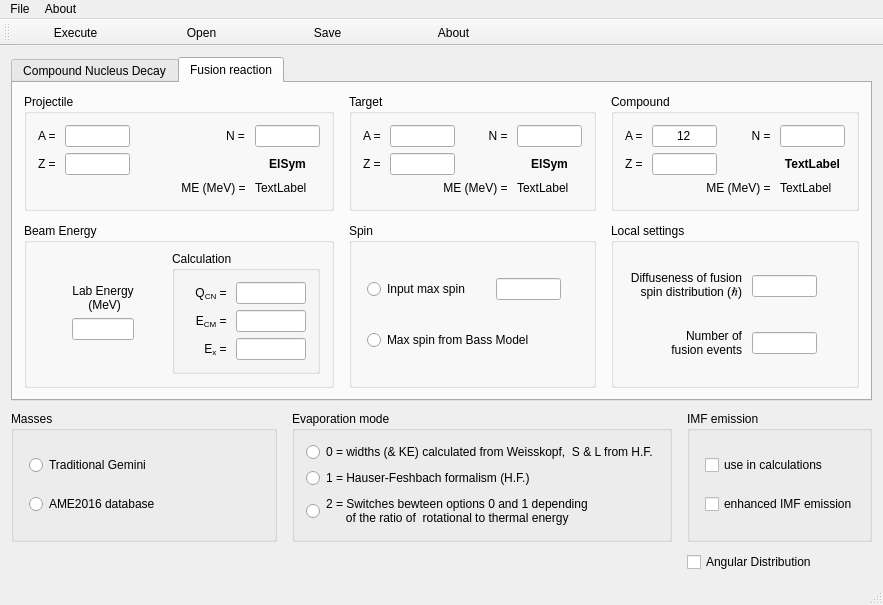
Qt form g_Gemini/windows/gm_mainwindow.ui (LISEcute/GeminiGui) before a commit.
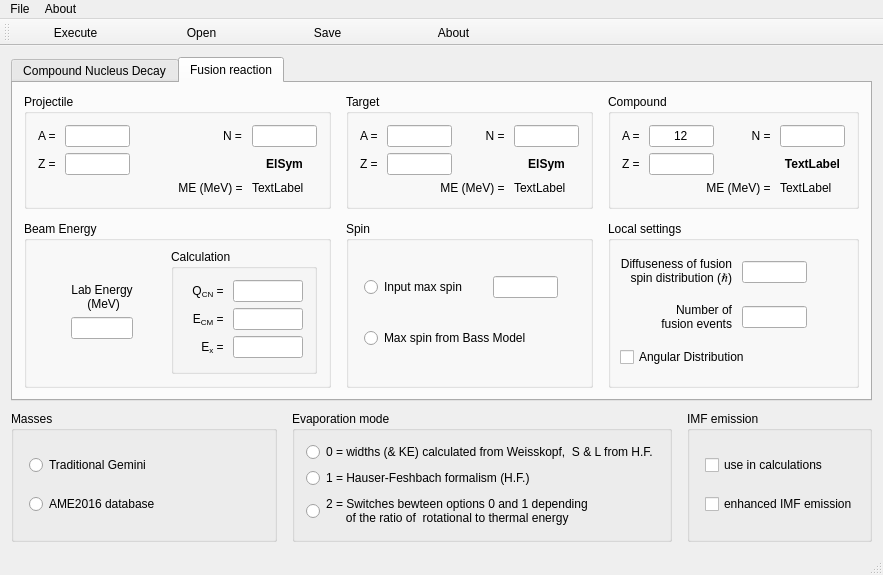
The same form after that commit. Icons and pictures are not drawn.

```diff
--- a/g_Gemini/windows/gm_mainwindow.ui
+++ b/g_Gemini/windows/gm_mainwindow.ui
@@ -7,7 +7,7 @@
     <x>0</x>
     <y>0</y>
     <width>883</width>
-    <height>566</height>
+    <height>571</height>
    </rect>
   </property>
   <property name="minimumSize">
@@ -495,376 +495,13 @@
        <attribute name="title">
         <string>Fusion reaction</string>
        </attribute>
-       <layout class="QGridLayout" name="gridLayout_13" rowstretch="1,1" columnstretch="5,4,4">
+       <layout class="QGridLayout" name="gridLayout_13" rowstretch="1,0,0" columnstretch="5,0,0">
         <property name="horizontalSpacing">
          <number>15</number>
         </property>
         <property name="verticalSpacing">
          <number>12</number>
         </property>
-        <item row="0" column="0">
-         <widget class="QGroupBox" name="groupBox_2">
-          <property name="sizePolicy">
-           <sizepolicy hsizetype="Preferred" vsizetype="Preferred">
-            <horstretch>0</horstretch>
-            <verstretch>0</verstretch>
-           </sizepolicy>
-          </property>
-          <property name="title">
-           <string>Projectile</string>
-          </property>
-          <layout class="QGridLayout" name="gridLayout_6">
-           <property name="topMargin">
-            <number>11</number>
-           </property>
-           <item row="2" column="1" colspan="3">
-            <widget class="QLabel" name="label_17">
-             <property name="sizePolicy">
-              <sizepolicy hsizetype="Preferred" vsizetype="Fixed">
-               <horstretch>0</horstretch>
-               <verstretch>0</verstretch>
-              </sizepolicy>
-             </property>
-             <property name="layoutDirection">
-              <enum>Qt::LeftToRight</enum>
-             </property>
-             <property name="text">
-              <string>ME (MeV) = </string>
-             </property>
-             <property name="alignment">
-              <set>Qt::AlignRight|Qt::AlignTrailing|Qt::AlignVCenter</set>
-             </property>
-            </widget>
-           </item>
-           <item row="0" column="3">
-            <widget class="QLabel" name="label_9">
-             <property name="text">
-              <string>N = </string>
-             </property>
-             <property name="buddy">
-              <cstring>edit_NP</cstring>
-             </property>
-            </widget>
-           </item>
-           <item row="0" column="4">
-            <widget class="QLineEdit" name="edit_NP">
-             <property name="enabled">
-              <bool>true</bool>
-             </property>
-             <property name="sizePolicy">
-              <sizepolicy hsizetype="Preferred" vsizetype="Fixed">
-               <horstretch>0</horstretch>
-               <verstretch>0</verstretch>
-              </sizepolicy>
-             </property>
-             <property name="maximumSize">
-              <size>
-               <width>65</width>
-               <height>16777215</height>
-              </size>
-             </property>
-             <property name="alignment">
-              <set>Qt::AlignCenter</set>
-             </property>
-             <property name="readOnly">
-              <bool>true</bool>
-             </property>
-            </widget>
-           </item>
-           <item row="1" column="4">
-            <widget class="QLabel" name="sym_P">
-             <property name="font">
-              <font>
-               <family>Arial</family>
-               <pointsize>9</pointsize>
-               <bold>true</bold>
-               <stylestrategy>PreferDefault</stylestrategy>
-              </font>
-             </property>
-             <property name="text">
-              <string>ElSym</string>
-             </property>
-             <property name="alignment">
-              <set>Qt::AlignCenter</set>
-             </property>
-            </widget>
-           </item>
-           <item row="2" column="4">
-            <widget class="QLabel" name="ME_P">
-             <property name="sizePolicy">
-              <sizepolicy hsizetype="Preferred" vsizetype="Fixed">
-               <horstretch>0</horstretch>
-               <verstretch>0</verstretch>
-              </sizepolicy>
-             </property>
-             <property name="text">
-              <string>TextLabel</string>
-             </property>
-            </widget>
-           </item>
-           <item row="0" column="2">
-            <spacer name="horizontalSpacer_5">
-             <property name="orientation">
-              <enum>Qt::Horizontal</enum>
-             </property>
-             <property name="sizeHint" stdset="0">
-              <size>
-               <width>5</width>
-               <height>20</height>
-              </size>
-             </property>
-            </spacer>
-           </item>
-           <item row="0" column="0">
-            <widget class="QLabel" name="label_7">
-             <property name="text">
-              <string>A = </string>
-             </property>
-             <property name="alignment">
-              <set>Qt::AlignRight|Qt::AlignTrailing|Qt::AlignVCenter</set>
-             </property>
-             <property name="buddy">
-              <cstring>edit_AP</cstring>
-             </property>
-            </widget>
-           </item>
-           <item row="1" column="1">
-            <widget class="QLineEdit" name="edit_ZP">
-             <property name="sizePolicy">
-              <sizepolicy hsizetype="Preferred" vsizetype="Fixed">
-               <horstretch>0</horstretch>
-               <verstretch>0</verstretch>
-              </sizepolicy>
-             </property>
-             <property name="maximumSize">
-              <size>
-               <width>65</width>
-               <height>16777215</height>
-              </size>
-             </property>
-             <property name="alignment">
-              <set>Qt::AlignCenter</set>
-             </property>
-            </widget>
-           </item>
-           <item row="0" column="1">
-            <widget class="QLineEdit" name="edit_AP">
-             <property name="sizePolicy">
-              <sizepolicy hsizetype="Preferred" vsizetype="Fixed">
-               <horstretch>0</horstretch>
-               <verstretch>0</verstretch>
-              </sizepolicy>
-             </property>
-             <property name="maximumSize">
-              <size>
-               <width>65</width>
-               <height>16777215</height>
-              </size>
-             </property>
-             <property name="alignment">
-              <set>Qt::AlignCenter</set>
-             </property>
-            </widget>
-           </item>
-           <item row="1" column="0">
-            <widget class="QLabel" name="label_8">
-             <property name="text">
-              <string>Z = </string>
-             </property>
-             <property name="alignment">
-              <set>Qt::AlignRight|Qt::AlignTrailing|Qt::AlignVCenter</set>
-             </property>
-             <property name="buddy">
-              <cstring>edit_ZP</cstring>
-             </property>
-            </widget>
-           </item>
-          </layout>
-         </widget>
-        </item>
-        <item row="0" column="1">
-         <widget class="QGroupBox" name="groupBox_3">
-          <property name="sizePolicy">
-           <sizepolicy hsizetype="Preferred" vsizetype="Preferred">
-            <horstretch>0</horstretch>
-            <verstretch>0</verstretch>
-           </sizepolicy>
-          </property>
-          <property name="title">
-           <string>Target</string>
-          </property>
-          <layout class="QGridLayout" name="gridLayout_4" columnstretch="0,0,0,0,0">
-           <property name="topMargin">
-            <number>11</number>
-           </property>
-           <item row="0" column="4">
-            <widget class="QLineEdit" name="edit_NT">
-             <property name="enabled">
-              <bool>true</bool>
-             </property>
-             <property name="sizePolicy">
-              <sizepolicy hsizetype="Preferred" vsizetype="Fixed">
-               <horstretch>0</horstretch>
-               <verstretch>0</verstretch>
-              </sizepolicy>
-             </property>
-             <property name="maximumSize">
-              <size>
-               <width>65</width>
-               <height>16777215</height>
-              </size>
-             </property>
-             <property name="alignment">
-              <set>Qt::AlignCenter</set>
-             </property>
-             <property name="readOnly">
-              <bool>true</bool>
-             </property>
-            </widget>
-           </item>
-           <item row="1" column="4">
-            <widget class="QLabel" name="sym_T">
-             <property name="font">
-              <font>
-               <family>Arial</family>
-               <pointsize>9</pointsize>
-               <bold>true</bold>
-               <stylestrategy>PreferDefault</stylestrategy>
-              </font>
-             </property>
-             <property name="text">
-              <string>ElSym</string>
-             </property>
-             <property name="alignment">
-              <set>Qt::AlignCenter</set>
-             </property>
-            </widget>
-           </item>
-           <item row="0" column="0">
-            <widget class="QLabel" name="label_11">
-             <property name="text">
-              <string>A = </string>
-             </property>
-             <property name="alignment">
-              <set>Qt::AlignRight|Qt::AlignTrailing|Qt::AlignVCenter</set>
-             </property>
-             <property name="buddy">
-              <cstring>edit_AT</cstring>
-             </property>
-            </widget>
-           </item>
-           <item row="0" column="1">
-            <widget class="QLineEdit" name="edit_AT">
-             <property name="sizePolicy">
-              <sizepolicy hsizetype="Preferred" vsizetype="Fixed">
-               <horstretch>0</horstretch>
-               <verstretch>0</verstretch>
-              </sizepolicy>
-             </property>
-             <property name="maximumSize">
-              <size>
-               <width>65</width>
-               <height>16777215</height>
-              </size>
-             </property>
-             <property name="alignment">
-              <set>Qt::AlignCenter</set>
-             </property>
-            </widget>
-           </item>
-           <item row="1" column="1">
-            <widget class="QLineEdit" name="edit_ZT">
-             <property name="sizePolicy">
-              <sizepolicy hsizetype="Preferred" vsizetype="Fixed">
-               <horstretch>0</horstretch>
-               <verstretch>0</verstretch>
-              </sizepolicy>
-             </property>
-             <property name="maximumSize">
-              <size>
-               <width>65</width>
-               <height>16777215</height>
-              </size>
-             </property>
-             <property name="alignment">
-              <set>Qt::AlignCenter</set>
-             </property>
-            </widget>
-           </item>
-           <item row="0" column="3">
-            <widget class="QLabel" name="label_14">
-             <property name="text">
-              <string>N = </string>
-             </property>
-             <property name="alignment">
-              <set>Qt::AlignRight|Qt::AlignTrailing|Qt::AlignVCenter</set>
-             </property>
-             <property name="buddy">
-              <cstring>edit_NT</cstring>
-             </property>
-            </widget>
-           </item>
-           <item row="1" column="0">
-            <widget class="QLabel" name="label_12">
-             <property name="text">
-              <string>Z = </string>
-             </property>
-             <property name="alignment">
-              <set>Qt::AlignRight|Qt::AlignTrailing|Qt::AlignVCenter</set>
-             </property>
-             <property name="buddy">
-              <cstring>edit_ZT</cstring>
-             </property>
-            </widget>
-           </item>
-           <item row="0" column="2">
-            <spacer name="horizontalSpacer_6">
-             <property name="orientation">
-              <enum>Qt::Horizontal</enum>
-             </property>
-             <property name="sizeType">
-              <enum>QSizePolicy::Expanding</enum>
-             </property>
-             <property name="sizeHint" stdset="0">
-              <size>
-               <width>5</width>
-               <height>20</height>
-              </size>
-             </property>
-            </spacer>
-           </item>
-           <item row="2" column="4">
-            <widget class="QLabel" name="ME_T">
-             <property name="sizePolicy">
-              <sizepolicy hsizetype="Preferred" vsizetype="Fixed">
-               <horstretch>0</horstretch>
-               <verstretch>0</verstretch>
-              </sizepolicy>
-             </property>
-             <property name="text">
-              <string>TextLabel</string>
-             </property>
-            </widget>
-           </item>
-           <item row="2" column="1" colspan="3">
-            <widget class="QLabel" name="label_18">
-             <property name="sizePolicy">
-              <sizepolicy hsizetype="Preferred" vsizetype="Fixed">
-               <horstretch>0</horstretch>
-               <verstretch>0</verstretch>
-              </sizepolicy>
-             </property>
-             <property name="text">
-              <string>ME (MeV) = </string>
-             </property>
-             <property name="alignment">
-              <set>Qt::AlignRight|Qt::AlignTrailing|Qt::AlignVCenter</set>
-             </property>
-            </widget>
-           </item>
-          </layout>
-         </widget>
-        </item>
         <item row="0" column="2">
          <widget class="QGroupBox" name="groupBox_6">
           <property name="title">
@@ -1346,6 +983,186 @@
           </layout>
          </widget>
         </item>
+        <item row="0" column="0">
+         <widget class="QGroupBox" name="groupBox_2">
+          <property name="sizePolicy">
+           <sizepolicy hsizetype="Preferred" vsizetype="Preferred">
+            <horstretch>0</horstretch>
+            <verstretch>0</verstretch>
+           </sizepolicy>
+          </property>
+          <property name="title">
+           <string>Projectile</string>
+          </property>
+          <layout class="QGridLayout" name="gridLayout_6">
+           <property name="topMargin">
+            <number>11</number>
+           </property>
+           <item row="2" column="1" colspan="3">
+            <widget class="QLabel" name="label_17">
+             <property name="sizePolicy">
+              <sizepolicy hsizetype="Preferred" vsizetype="Fixed">
+               <horstretch>0</horstretch>
+               <verstretch>0</verstretch>
+              </sizepolicy>
+             </property>
+             <property name="layoutDirection">
+              <enum>Qt::LeftToRight</enum>
+             </property>
+             <property name="text">
+              <string>ME (MeV) = </string>
+             </property>
+             <property name="alignment">
+              <set>Qt::AlignRight|Qt::AlignTrailing|Qt::AlignVCenter</set>
+             </property>
+            </widget>
+           </item>
+           <item row="0" column="3">
+            <widget class="QLabel" name="label_9">
+             <property name="text">
+              <string>N = </string>
+             </property>
+             <property name="buddy">
+              <cstring>edit_NP</cstring>
+             </property>
+            </widget>
+           </item>
+           <item row="0" column="4">
+            <widget class="QLineEdit" name="edit_NP">
+             <property name="enabled">
+              <bool>true</bool>
+             </property>
+             <property name="sizePolicy">
+              <sizepolicy hsizetype="Preferred" vsizetype="Fixed">
+               <horstretch>0</horstretch>
+               <verstretch>0</verstretch>
+              </sizepolicy>
+             </property>
+             <property name="maximumSize">
+              <size>
+               <width>65</width>
+               <height>16777215</height>
+              </size>
+             </property>
+             <property name="alignment">
+              <set>Qt::AlignCenter</set>
+             </property>
+             <property name="readOnly">
+              <bool>true</bool>
+             </property>
+            </widget>
+           </item>
+           <item row="1" column="4">
+            <widget class="QLabel" name="sym_P">
+             <property name="font">
+              <font>
+               <family>Arial</family>
+               <pointsize>9</pointsize>
+               <bold>true</bold>
+               <stylestrategy>PreferDefault</stylestrategy>
+              </font>
+             </property>
+             <property name="text">
+              <string>ElSym</string>
+             </property>
+             <property name="alignment">
+              <set>Qt::AlignCenter</set>
+             </property>
+            </widget>
+           </item>
+           <item row="2" column="4">
+            <widget class="QLabel" name="ME_P">
+             <property name="sizePolicy">
+              <sizepolicy hsizetype="Preferred" vsizetype="Fixed">
+               <horstretch>0</horstretch>
+               <verstretch>0</verstretch>
+              </sizepolicy>
+             </property>
+             <property name="text">
+              <string>TextLabel</string>
+             </property>
+            </widget>
+           </item>
+           <item row="0" column="2">
+            <spacer name="horizontalSpacer_5">
+             <property name="orientation">
+              <enum>Qt::Horizontal</enum>
+             </property>
+             <property name="sizeHint" stdset="0">
+              <size>
+               <width>5</width>
+               <height>20</height>
+              </size>
+             </property>
+            </spacer>
+           </item>
+           <item row="0" column="0">
+            <widget class="QLabel" name="label_7">
+             <property name="text">
+              <string>A = </string>
+             </property>
+             <property name="alignment">
+              <set>Qt::AlignRight|Qt::AlignTrailing|Qt::AlignVCenter</set>
+             </property>
+             <property name="buddy">
+              <cstring>edit_AP</cstring>
+             </property>
+            </widget>
+           </item>
+           <item row="1" column="1">
+            <widget class="QLineEdit" name="edit_ZP">
+             <property name="sizePolicy">
+              <sizepolicy hsizetype="Preferred" vsizetype="Fixed">
+               <horstretch>0</horstretch>
+               <verstretch>0</verstretch>
+              </sizepolicy>
+             </property>
+             <property name="maximumSize">
+              <size>
+               <width>65</width>
+               <height>16777215</height>
+              </size>
+             </property>
+             <property name="alignment">
+              <set>Qt::AlignCenter</set>
+             </property>
+            </widget>
+           </item>
+           <item row="0" column="1">
+            <widget class="QLineEdit" name="edit_AP">
+             <property name="sizePolicy">
+              <sizepolicy hsizetype="Preferred" vsizetype="Fixed">
+               <horstretch>0</horstretch>
+               <verstretch>0</verstretch>
+              </sizepolicy>
+             </property>
+             <property name="maximumSize">
+              <size>
+               <width>65</width>
+               <height>16777215</height>
+              </size>
+             </property>
+             <property name="alignment">
+              <set>Qt::AlignCenter</set>
+             </property>
+            </widget>
+           </item>
+           <item row="1" column="0">
+            <widget class="QLabel" name="label_8">
+             <property name="text">
+              <string>Z = </string>
+             </property>
+             <property name="alignment">
+              <set>Qt::AlignRight|Qt::AlignTrailing|Qt::AlignVCenter</set>
+             </property>
+             <property name="buddy">
+              <cstring>edit_ZP</cstring>
+             </property>
+            </widget>
+           </item>
+          </layout>
+         </widget>
+        </item>
         <item row="1" column="1">
          <widget class="QGroupBox" name="groupBox_4">
           <property name="title">
@@ -1419,12 +1236,195 @@
           </layout>
          </widget>
         </item>
+        <item row="0" column="1">
+         <widget class="QGroupBox" name="groupBox_3">
+          <property name="sizePolicy">
+           <sizepolicy hsizetype="Preferred" vsizetype="Preferred">
+            <horstretch>0</horstretch>
+            <verstretch>0</verstretch>
+           </sizepolicy>
+          </property>
+          <property name="title">
+           <string>Target</string>
+          </property>
+          <layout class="QGridLayout" name="gridLayout_4" columnstretch="0,0,0,0,0">
+           <property name="topMargin">
+            <number>11</number>
+           </property>
+           <item row="0" column="4">
+            <widget class="QLineEdit" name="edit_NT">
+             <property name="enabled">
+              <bool>true</bool>
+             </property>
+             <property name="sizePolicy">
+              <sizepolicy hsizetype="Preferred" vsizetype="Fixed">
+               <horstretch>0</horstretch>
+               <verstretch>0</verstretch>
+              </sizepolicy>
+             </property>
+             <property name="maximumSize">
+              <size>
+               <width>65</width>
+               <height>16777215</height>
+              </size>
+             </property>
+             <property name="alignment">
+              <set>Qt::AlignCenter</set>
+             </property>
+             <property name="readOnly">
+              <bool>true</bool>
+             </property>
+            </widget>
+           </item>
+           <item row="1" column="4">
+            <widget class="QLabel" name="sym_T">
+             <property name="font">
+              <font>
+               <family>Arial</family>
+               <pointsize>9</pointsize>
+               <bold>true</bold>
+               <stylestrategy>PreferDefault</stylestrategy>
+              </font>
+             </property>
+             <property name="text">
+              <string>ElSym</string>
+             </property>
+             <property name="alignment">
+              <set>Qt::AlignCenter</set>
+             </property>
+            </widget>
+           </item>
+           <item row="0" column="0">
+            <widget class="QLabel" name="label_11">
+             <property name="text">
+              <string>A = </string>
+             </property>
+             <property name="alignment">
+              <set>Qt::AlignRight|Qt::AlignTrailing|Qt::AlignVCenter</set>
+             </property>
+             <property name="buddy">
+              <cstring>edit_AT</cstring>
+             </property>
+            </widget>
+           </item>
+           <item row="0" column="1">
+            <widget class="QLineEdit" name="edit_AT">
+             <property name="sizePolicy">
+              <sizepolicy hsizetype="Preferred" vsizetype="Fixed">
+               <horstretch>0</horstretch>
+               <verstretch>0</verstretch>
+              </sizepolicy>
+             </property>
+             <property name="maximumSize">
+              <size>
+               <width>65</width>
+               <height>16777215</height>
+              </size>
+             </property>
+             <property name="alignment">
+              <set>Qt::AlignCenter</set>
+             </property>
+            </widget>
+           </item>
+           <item row="1" column="1">
+            <widget class="QLineEdit" name="edit_ZT">
+             <property name="sizePolicy">
+              <sizepolicy hsizetype="Preferred" vsizetype="Fixed">
+               <horstretch>0</horstretch>
+               <verstretch>0</verstretch>
+              </sizepolicy>
+             </property>
+             <property name="maximumSize">
+              <size>
+               <width>65</width>
+               <height>16777215</height>
+              </size>
+             </property>
+             <property name="alignment">
+              <set>Qt::AlignCenter</set>
+             </property>
+            </widget>
+           </item>
+           <item row="0" column="3">
+            <widget class="QLabel" name="label_14">
+             <property name="text">
+              <string>N = </string>
+             </property>
+             <property name="alignment">
+              <set>Qt::AlignRight|Qt::AlignTrailing|Qt::AlignVCenter</set>
+             </property>
+             <property name="buddy">
+              <cstring>edit_NT</cstring>
+             </property>
+            </widget>
+           </item>
+           <item row="1" column="0">
+            <widget class="QLabel" name="label_12">
+             <property name="text">
+              <string>Z = </string>
+             </property>
+             <property name="alignment">
+              <set>Qt::AlignRight|Qt::AlignTrailing|Qt::AlignVCenter</set>
+             </property>
+             <property name="buddy">
+              <cstring>edit_ZT</cstring>
+             </property>
+            </widget>
+           </item>
+           <item row="0" column="2">
+            <spacer name="horizontalSpacer_6">
+             <property name="orientation">
+              <enum>Qt::Horizontal</enum>
+             </property>
+             <property name="sizeType">
+              <enum>QSizePolicy::Expanding</enum>
+             </property>
+             <property name="sizeHint" stdset="0">
+              <size>
+               <width>5</width>
+               <height>20</height>
+              </size>
+             </property>
+            </spacer>
+           </item>
+           <item row="2" column="4">
+            <widget class="QLabel" name="ME_T">
+             <property name="sizePolicy">
+              <sizepolicy hsizetype="Preferred" vsizetype="Fixed">
+               <horstretch>0</horstretch>
+               <verstretch>0</verstretch>
+              </sizepolicy>
+             </property>
+             <property name="text">
+              <string>TextLabel</string>
+             </property>
+            </widget>
+           </item>
+           <item row="2" column="1" colspan="3">
+            <widget class="QLabel" name="label_18">
+             <property name="sizePolicy">
+              <sizepolicy hsizetype="Preferred" vsizetype="Fixed">
+               <horstretch>0</horstretch>
+               <verstretch>0</verstretch>
+              </sizepolicy>
+             </property>
+             <property name="text">
+              <string>ME (MeV) = </string>
+             </property>
+             <property name="alignment">
+              <set>Qt::AlignRight|Qt::AlignTrailing|Qt::AlignVCenter</set>
+             </property>
+            </widget>
+           </item>
+          </layout>
+         </widget>
+        </item>
         <item row="1" column="2">
          <widget class="QGroupBox" name="gb_localSettings">
           <property name="title">
            <string>Local settings</string>
           </property>
-          <layout class="QGridLayout" name="gridLayout_2" columnstretch="4,4,1">
+          <layout class="QGridLayout" name="gridLayout_2" columnstretch="4,0,0">
            <property name="leftMargin">
             <number>9</number>
            </property>
@@ -1443,19 +1443,35 @@
            <property name="verticalSpacing">
             <number>9</number>
            </property>
-           <item row="0" column="0">
-            <widget class="QLabel" name="label_10">
+           <item row="0" column="2">
+            <spacer name="horizontalSpacer_10">
+             <property name="orientation">
+              <enum>Qt::Horizontal</enum>
+             </property>
+             <property name="sizeHint" stdset="0">
+              <size>
+               <width>40</width>
+               <height>20</height>
+              </size>
+             </property>
+            </spacer>
+           </item>
+           <item row="0" column="1">
+            <widget class="QLineEdit" name="edit_dif">
              <property name="sizePolicy">
-              <sizepolicy hsizetype="Preferred" vsizetype="Preferred">
+              <sizepolicy hsizetype="Preferred" vsizetype="Fixed">
                <horstretch>0</horstretch>
                <verstretch>0</verstretch>
               </sizepolicy>
              </property>
-             <property name="text">
-              <string>Diffuseness of fusion &lt;BR&gt;spin distribution (&amp;#8463;)</string>
+             <property name="maximumSize">
+              <size>
+               <width>65</width>
+               <height>16777215</height>
+              </size>
              </property>
              <property name="alignment">
-              <set>Qt::AlignRight|Qt::AlignTrailing|Qt::AlignVCenter</set>
+              <set>Qt::AlignCenter</set>
              </property>
             </widget>
            </item>
@@ -1501,37 +1517,28 @@
              </property>
             </widget>
            </item>
-           <item row="0" column="1">
-            <widget class="QLineEdit" name="edit_dif">
+           <item row="0" column="0">
+            <widget class="QLabel" name="label_10">
              <property name="sizePolicy">
-              <sizepolicy hsizetype="Preferred" vsizetype="Fixed">
+              <sizepolicy hsizetype="Preferred" vsizetype="Preferred">
                <horstretch>0</horstretch>
                <verstretch>0</verstretch>
               </sizepolicy>
              </property>
-             <property name="maximumSize">
-              <size>
-               <width>65</width>
-               <height>16777215</height>
-              </size>
+             <property name="text">
+              <string>Diffuseness of fusion &lt;BR&gt;spin distribution (&amp;#8463;)</string>
              </property>
              <property name="alignment">
-              <set>Qt::AlignCenter</set>
+              <set>Qt::AlignRight|Qt::AlignTrailing|Qt::AlignVCenter</set>
              </property>
             </widget>
            </item>
-           <item row="0" column="2">
-            <spacer name="horizontalSpacer_10">
-             <property name="orientation">
-              <enum>Qt::Horizontal</enum>
+           <item row="2" column="0" colspan="2">
+            <widget class="QCheckBox" name="DistAng">
+             <property name="text">
+              <string>Angular Distribution</string>
              </property>
-             <property name="sizeHint" stdset="0">
-              <size>
-               <width>40</width>
-               <height>20</height>
-              </size>
-             </property>
-            </spacer>
+            </widget>
            </item>
           </layout>
          </widget>
@@ -1632,13 +1639,6 @@
       </layout>
      </widget>
     </item>
-    <item row="2" column="2">
-     <widget class="QCheckBox" name="DistAng">
-      <property name="text">
-       <string>Angular Distribution</string>
-      </property>
-     </widget>
-    </item>
    </layout>
   </widget>
   <widget class="QMenuBar" name="menuBar">
```
Left out of the diff: 136 changed lines with no effect on the pictures.
